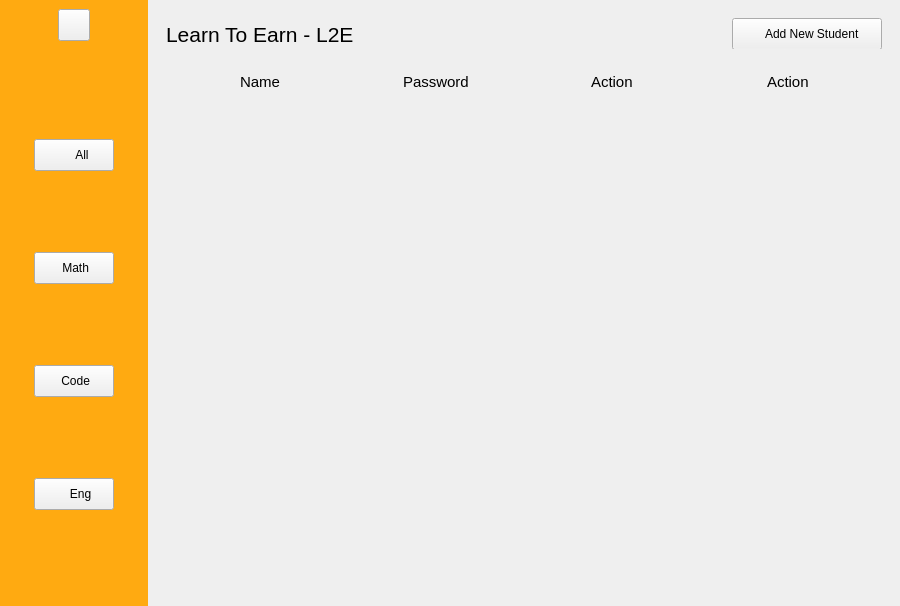
The window that main.ui (mindxDoc/ClassRanking) describes before a commit, drawn with Qt 5.
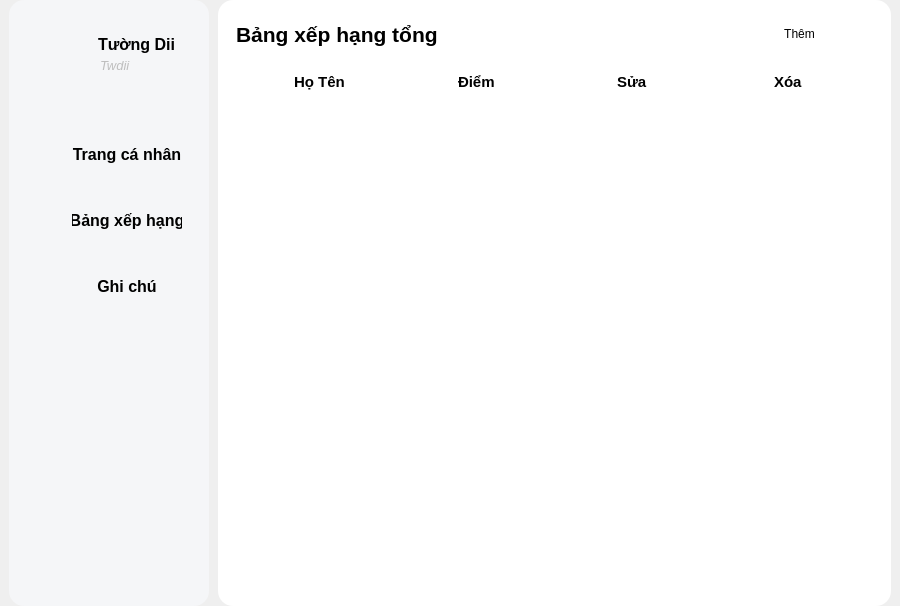
The same window after the commit. Icons and pictures are not drawn.

```diff
--- a/main.ui
+++ b/main.ui
@@ -10,21 +10,33 @@
     <height>606</height>
    </rect>
   </property>
+  <property name="minimumSize">
+   <size>
+    <width>0</width>
+    <height>60</height>
+   </size>
+  </property>
+  <property name="maximumSize">
+   <size>
+    <width>16777215</width>
+    <height>606</height>
+   </size>
+  </property>
   <property name="windowTitle">
    <string>Form</string>
   </property>
   <layout class="QHBoxLayout" name="horizontalLayout">
    <property name="spacing">
-    <number>0</number>
+    <number>9</number>
    </property>
    <property name="leftMargin">
-    <number>0</number>
+    <number>9</number>
    </property>
    <property name="topMargin">
     <number>0</number>
    </property>
    <property name="rightMargin">
-    <number>0</number>
+    <number>9</number>
    </property>
    <property name="bottomMargin">
     <number>0</number>
@@ -33,238 +45,319 @@
     <widget class="QWidget" name="sidebar" native="true">
      <property name="minimumSize">
       <size>
-       <width>148</width>
+       <width>200</width>
        <height>0</height>
       </size>
      </property>
      <property name="maximumSize">
       <size>
-       <width>148</width>
+       <width>200</width>
        <height>16777215</height>
       </size>
      </property>
      <property name="styleSheet">
-      <string notr="true">QWidget#sidebar {
-	background-color: #fa1
-}</string>
+      <string notr="true">
+	background-color: #F5F6F8;
+   border-radius: 15px;
+</string>
      </property>
-     <layout class="QGridLayout" name="gridLayout">
-      <item row="0" column="0">
+     <layout class="QVBoxLayout" name="verticalLayout_5">
+      <item>
        <widget class="QWidget" name="logo" native="true">
         <property name="minimumSize">
          <size>
-          <width>128</width>
-          <height>40</height>
+          <width>0</width>
+          <height>100</height>
          </size>
         </property>
         <property name="maximumSize">
          <size>
-          <width>128</width>
-          <height>40</height>
+          <width>200</width>
+          <height>100</height>
          </size>
         </property>
-        <layout class="QHBoxLayout" name="horizontalLayout_2">
-         <property name="spacing">
-          <number>8</number>
+        <widget class="QLabel" name="label_2">
+         <property name="geometry">
+          <rect>
+           <x>80</x>
+           <y>20</y>
+           <width>91</width>
+           <height>31</height>
+          </rect>
          </property>
-         <property name="leftMargin">
-          <number>0</number>
+         <property name="font">
+          <font>
+           <pointsize>12</pointsize>
+           <bold>true</bold>
+          </font>
          </property>
-         <property name="topMargin">
-          <number>0</number>
+         <property name="styleSheet">
+          <string notr="true"/>
          </property>
-         <property name="rightMargin">
-          <number>0</number>
+         <property name="text">
+          <string>Tường Dii</string>
          </property>
-         <property name="bottomMargin">
-          <number>0</number>
+        </widget>
+        <widget class="QLabel" name="label_3">
+         <property name="enabled">
+          <bool>false</bool>
          </property>
-         <item alignment="Qt::AlignTop">
-          <widget class="QPushButton" name="nobtn">
-           <property name="minimumSize">
-            <size>
-             <width>32</width>
-             <height>32</height>
-            </size>
-           </property>
-           <property name="maximumSize">
-            <size>
-             <width>32</width>
-             <height>32</height>
-            </size>
-           </property>
-           <property name="text">
-            <string/>
-           </property>
-           <property name="icon">
-            <iconset>
-             <normaloff>icons/rank.png</normaloff>icons/rank.png</iconset>
-           </property>
-           <property name="iconSize">
-            <size>
-             <width>32</width>
-             <height>32</height>
-            </size>
-           </property>
-          </widget>
-         </item>
-        </layout>
+         <property name="geometry">
+          <rect>
+           <x>82</x>
+           <y>48</y>
+           <width>49</width>
+           <height>16</height>
+          </rect>
+         </property>
+         <property name="font">
+          <font>
+           <pointsize>10</pointsize>
+           <italic>true</italic>
+           <strikeout>false</strikeout>
+          </font>
+         </property>
+         <property name="styleSheet">
+          <string notr="true"/>
+         </property>
+         <property name="text">
+          <string>Twdii</string>
+         </property>
+        </widget>
+        <widget class="QLabel" name="label_4">
+         <property name="geometry">
+          <rect>
+           <x>7</x>
+           <y>20</y>
+           <width>71</width>
+           <height>61</height>
+          </rect>
+         </property>
+         <property name="text">
+          <string/>
+         </property>
+         <property name="pixmap">
+          <pixmap>icons/TuongDii.png</pixmap>
+         </property>
+         <property name="scaledContents">
+          <bool>true</bool>
+         </property>
+        </widget>
        </widget>
       </item>
-      <item row="1" column="0">
+      <item>
        <widget class="QWidget" name="menu" native="true">
         <property name="minimumSize">
          <size>
-          <width>128</width>
+          <width>0</width>
           <height>0</height>
          </size>
         </property>
         <property name="maximumSize">
          <size>
-          <width>128</width>
+          <width>190</width>
           <height>16777215</height>
          </size>
         </property>
-        <layout class="QGridLayout" name="gridLayout_2">
-         <item row="0" column="0">
-          <widget class="QPushButton" name="all">
+        <layout class="QVBoxLayout" name="verticalLayout_6">
+         <item>
+          <widget class="QWidget" name="widget_3" native="true">
            <property name="minimumSize">
             <size>
-             <width>80</width>
-             <height>32</height>
+             <width>0</width>
+             <height>60</height>
             </size>
            </property>
            <property name="maximumSize">
             <size>
-             <width>80</width>
-             <height>32</height>
+             <width>16777215</width>
+             <height>60</height>
             </size>
            </property>
-           <property name="cursor">
-            <cursorShape>PointingHandCursor</cursorShape>
-           </property>
-           <property name="text">
-            <string>     All</string>
-           </property>
-           <property name="icon">
-            <iconset>
-             <normaloff>icons/all.png</normaloff>icons/all.png</iconset>
-           </property>
-           <property name="iconSize">
-            <size>
-             <width>28</width>
-             <height>28</height>
-            </size>
-           </property>
-           <property name="checkable">
-            <bool>false</bool>
-           </property>
+           <layout class="QHBoxLayout" name="horizontalLayout_2">
+            <item>
+             <widget class="QLabel" name="label_5">
+              <property name="minimumSize">
+               <size>
+                <width>30</width>
+                <height>30</height>
+               </size>
+              </property>
+              <property name="maximumSize">
+               <size>
+                <width>30</width>
+                <height>30</height>
+               </size>
+              </property>
+              <property name="text">
+               <string/>
+              </property>
+              <property name="pixmap">
+               <pixmap>icons/icons8-male-user-48.png</pixmap>
+              </property>
+              <property name="scaledContents">
+               <bool>true</bool>
+              </property>
+             </widget>
+            </item>
+            <item>
+             <widget class="QPushButton" name="pushButton_2">
+              <property name="maximumSize">
+               <size>
+                <width>16777215</width>
+                <height>50</height>
+               </size>
+              </property>
+              <property name="font">
+               <font>
+                <pointsize>12</pointsize>
+                <bold>true</bold>
+               </font>
+              </property>
+              <property name="styleSheet">
+               <string notr="true">	background-color: #F5F6F8;
+</string>
+              </property>
+              <property name="text">
+               <string>Trang cá nhân</string>
+              </property>
+             </widget>
+            </item>
+           </layout>
           </widget>
          </item>
-         <item row="1" column="0">
-          <widget class="QPushButton" name="math">
+         <item>
+          <widget class="QWidget" name="widget_4" native="true">
            <property name="minimumSize">
             <size>
-             <width>80</width>
-             <height>32</height>
+             <width>0</width>
+             <height>60</height>
             </size>
            </property>
            <property name="maximumSize">
             <size>
-             <width>80</width>
-             <height>32</height>
+             <width>16777215</width>
+             <height>60</height>
             </size>
            </property>
-           <property name="cursor">
-            <cursorShape>PointingHandCursor</cursorShape>
-           </property>
-           <property name="text">
-            <string> Math</string>
-           </property>
-           <property name="icon">
-            <iconset>
-             <normaloff>icons/math.png</normaloff>icons/math.png</iconset>
-           </property>
-           <property name="iconSize">
-            <size>
-             <width>24</width>
-             <height>24</height>
-            </size>
-           </property>
-           <property name="checkable">
-            <bool>false</bool>
-           </property>
+           <layout class="QHBoxLayout" name="horizontalLayout_5">
+            <item>
+             <widget class="QLabel" name="label_6">
+              <property name="minimumSize">
+               <size>
+                <width>30</width>
+                <height>30</height>
+               </size>
+              </property>
+              <property name="maximumSize">
+               <size>
+                <width>30</width>
+                <height>30</height>
+               </size>
+              </property>
+              <property name="text">
+               <string/>
+              </property>
+              <property name="pixmap">
+               <pixmap>icons/icons8-ranking-48.png</pixmap>
+              </property>
+              <property name="scaledContents">
+               <bool>true</bool>
+              </property>
+             </widget>
+            </item>
+            <item>
+             <widget class="QPushButton" name="pushButton_3">
+              <property name="maximumSize">
+               <size>
+                <width>16777215</width>
+                <height>50</height>
+               </size>
+              </property>
+              <property name="font">
+               <font>
+                <pointsize>12</pointsize>
+                <bold>true</bold>
+               </font>
+              </property>
+              <property name="styleSheet">
+               <string notr="true"/>
+              </property>
+              <property name="text">
+               <string>Bảng xếp hạng</string>
+              </property>
+             </widget>
+            </item>
+           </layout>
           </widget>
          </item>
-         <item row="2" column="0">
-          <widget class="QPushButton" name="english">
+         <item>
+          <widget class="QWidget" name="widget_5" native="true">
            <property name="minimumSize">
             <size>
-             <width>80</width>
-             <height>32</height>
+             <width>0</width>
+             <height>60</height>
             </size>
            </property>
            <property name="maximumSize">
             <size>
-             <width>80</width>
-             <height>32</height>
+             <width>16777215</width>
+             <height>60</height>
             </size>
            </property>
-           <property name="cursor">
-            <cursorShape>PointingHandCursor</cursorShape>
-           </property>
-           <property name="text">
-            <string> Code</string>
-           </property>
-           <property name="icon">
-            <iconset>
-             <normaloff>icons/code.png</normaloff>icons/code.png</iconset>
-           </property>
-           <property name="iconSize">
-            <size>
-             <width>32</width>
-             <height>32</height>
-            </size>
-           </property>
-           <property name="checkable">
-            <bool>false</bool>
-           </property>
+           <layout class="QHBoxLayout" name="horizontalLayout_6">
+            <item>
+             <widget class="QLabel" name="label_7">
+              <property name="minimumSize">
+               <size>
+                <width>30</width>
+                <height>30</height>
+               </size>
+              </property>
+              <property name="maximumSize">
+               <size>
+                <width>30</width>
+                <height>30</height>
+               </size>
+              </property>
+              <property name="text">
+               <string/>
+              </property>
+              <property name="pixmap">
+               <pixmap>icons/icons8-note-48.png</pixmap>
+              </property>
+              <property name="scaledContents">
+               <bool>true</bool>
+              </property>
+             </widget>
+            </item>
+            <item>
+             <widget class="QPushButton" name="pushButton_4">
+              <property name="maximumSize">
+               <size>
+                <width>16777215</width>
+                <height>50</height>
+               </size>
+              </property>
+              <property name="font">
+               <font>
+                <pointsize>12</pointsize>
+                <bold>true</bold>
+               </font>
+              </property>
+              <property name="styleSheet">
+               <string notr="true"/>
+              </property>
+              <property name="text">
+               <string>Ghi chú</string>
+              </property>
+             </widget>
+            </item>
+           </layout>
           </widget>
          </item>
-         <item row="3" column="0">
-          <widget class="QPushButton" name="code">
-           <property name="minimumSize">
-            <size>
-             <width>80</width>
-             <height>32</height>
-            </size>
-           </property>
-           <property name="maximumSize">
-            <size>
-             <width>80</width>
-             <height>32</height>
-            </size>
-           </property>
-           <property name="cursor">
-            <cursorShape>PointingHandCursor</cursorShape>
-           </property>
-           <property name="text">
-            <string>    Eng</string>
-           </property>
-           <property name="icon">
-            <iconset>
-             <normaloff>icons/english.png</normaloff>icons/english.png</iconset>
-           </property>
-           <property name="iconSize">
-            <size>
-             <width>32</width>
-             <height>32</height>
-            </size>
-           </property>
-           <property name="checkable">
-            <bool>false</bool>
-           </property>
-          </widget>
+         <item>
+          <widget class="QWidget" name="widget_2" native="true"/>
          </item>
         </layout>
        </widget>
@@ -274,6 +367,11 @@
    </item>
    <item>
     <widget class="QWidget" name="rightbar" native="true">
+     <property name="styleSheet">
+      <string notr="true">background-color: white;
+border-radius: 15px;
+</string>
+     </property>
      <layout class="QVBoxLayout" name="verticalLayout">
       <item>
        <widget class="QWidget" name="action" native="true">
@@ -306,11 +404,18 @@
            </property>
            <property name="font">
             <font>
+             <family>Arial</family>
              <pointsize>16</pointsize>
+             <italic>false</italic>
+             <bold>true</bold>
             </font>
            </property>
+           <property name="styleSheet">
+            <string notr="true">font: 700 16pt &quot;Arial&quot;;
+</string>
+           </property>
            <property name="text">
-            <string>Learn To Earn - L2E</string>
+            <string>Bảng xếp hạng tổng</string>
            </property>
           </widget>
          </item>
@@ -331,8 +436,11 @@
            <property name="cursor">
             <cursorShape>PointingHandCursor</cursorShape>
            </property>
+           <property name="styleSheet">
+            <string notr="true">font: 700 11pt &quot;Segoe UI&quot;;</string>
+           </property>
            <property name="text">
-            <string>   Add New Student</string>
+            <string> Thêm</string>
            </property>
            <property name="icon">
             <iconset>
@@ -378,10 +486,11 @@
                  <property name="font">
                   <font>
                    <pointsize>11</pointsize>
+                   <bold>true</bold>
                   </font>
                  </property>
                  <property name="text">
-                  <string>Name</string>
+                  <string>Họ Tên</string>
                  </property>
                 </widget>
                </item>
@@ -390,10 +499,11 @@
                  <property name="font">
                   <font>
                    <pointsize>11</pointsize>
+                   <bold>true</bold>
                   </font>
                  </property>
                  <property name="text">
-                  <string>Password</string>
+                  <string>Điểm</string>
                  </property>
                 </widget>
                </item>
@@ -402,10 +512,11 @@
                  <property name="font">
                   <font>
                    <pointsize>11</pointsize>
+                   <bold>true</bold>
                   </font>
                  </property>
                  <property name="text">
-                  <string>Action</string>
+                  <string>Sửa</string>
                  </property>
                 </widget>
                </item>
@@ -414,10 +525,11 @@
                  <property name="font">
                   <font>
                    <pointsize>11</pointsize>
+                   <bold>true</bold>
                   </font>
                  </property>
                  <property name="text">
-                  <string>Action</string>
+                  <string>Xóa</string>
                  </property>
                 </widget>
                </item>
@@ -435,7 +547,14 @@
              <height>480</height>
             </size>
            </property>
-           <layout class="QVBoxLayout" name="verticalLayout_4"/>
+           <property name="styleSheet">
+            <string notr="true">font: 12pt &quot;Segoe UI&quot;;</string>
+           </property>
+           <layout class="QVBoxLayout" name="verticalLayout_4">
+            <property name="topMargin">
+             <number>0</number>
+            </property>
+           </layout>
           </widget>
          </item>
         </layout>
```
